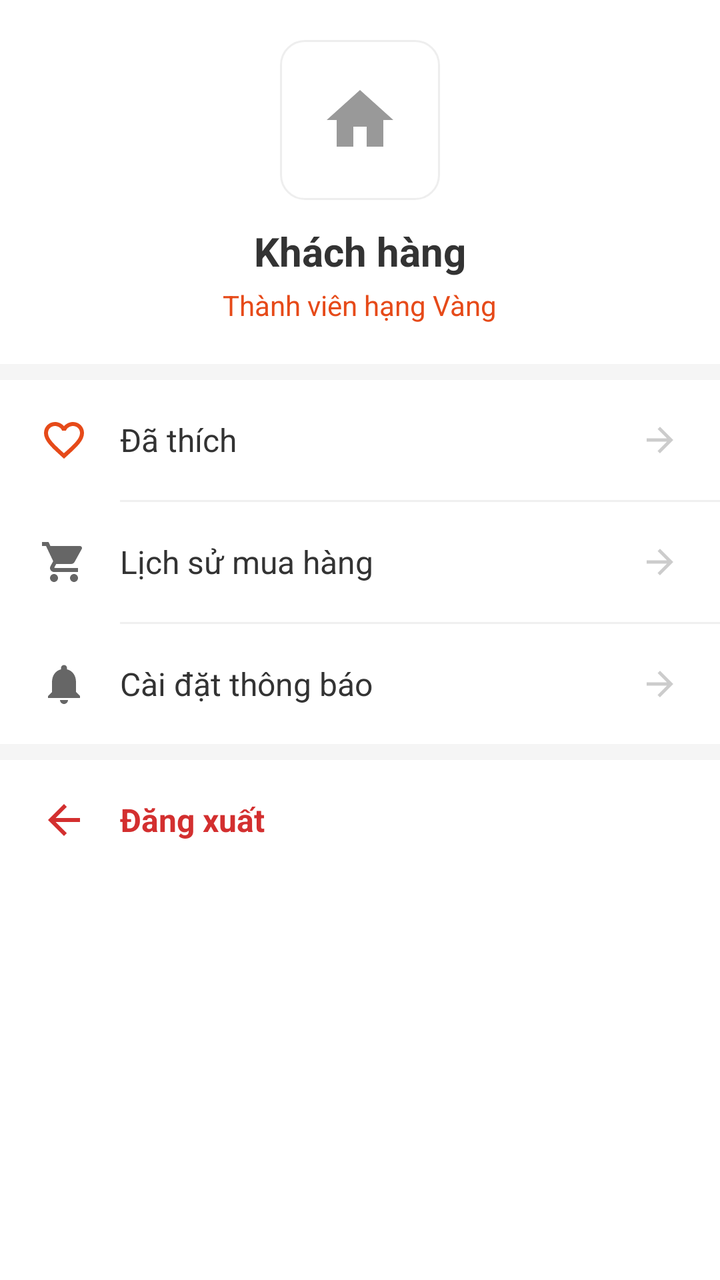
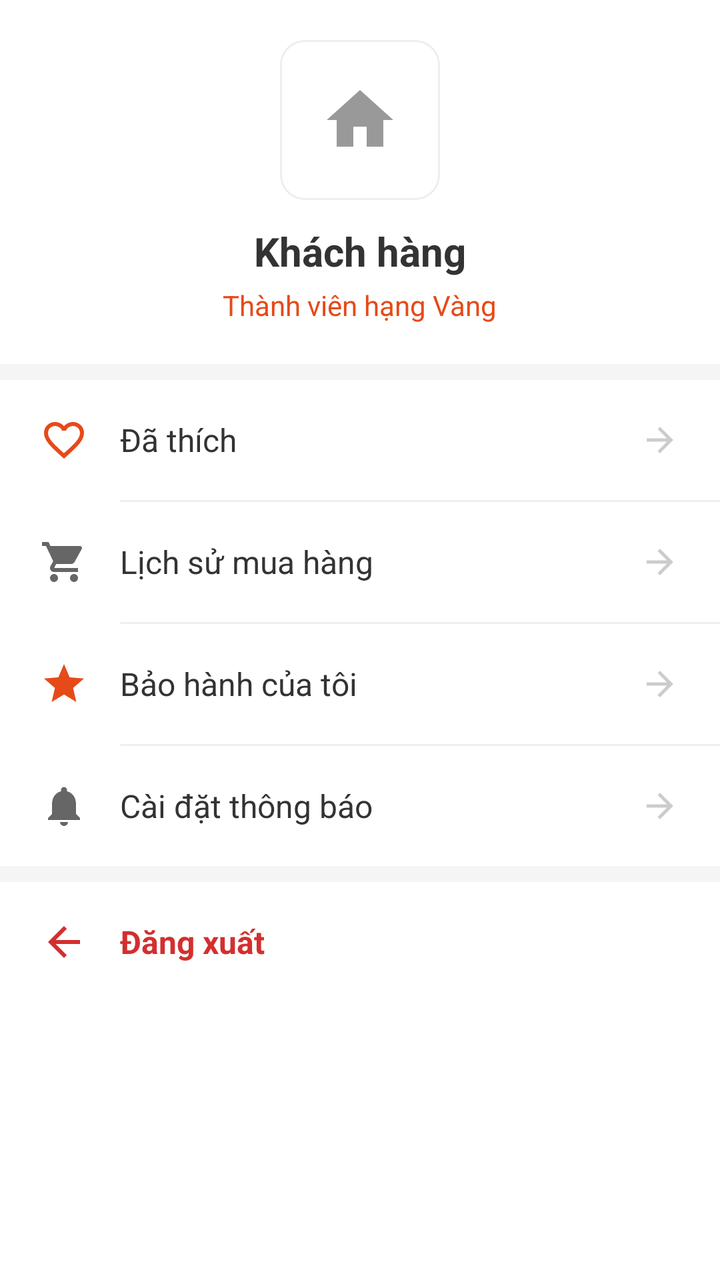

Two renders of the same Android screen: before a commit and after it. Below are the layout's source before the change and the commit's diff.
<!-- AndroidManifest.xml: application theme Theme.Buoi1 -->
<!-- res/layout/fragment_account.xml -->
<?xml version="1.0" encoding="utf-8"?>
<LinearLayout xmlns:android="http://schemas.android.com/apk/res/android"
    xmlns:app="http://schemas.android.com/apk/res-auto"
    android:layout_width="match_parent"
    android:layout_height="match_parent"
    android:background="@color/white"
    android:orientation="vertical">

    <LinearLayout
        android:layout_width="match_parent"
        android:layout_height="wrap_content"
        android:orientation="vertical"
        android:padding="20dp"
        android:gravity="center">

        
        <ImageView
            android:layout_width="80dp"
            android:layout_height="80dp"
            android:background="@drawable/bg_border_rounded"
            android:src="@drawable/ic_home"
            android:padding="20dp"
            app:tint="#999999" />

        <TextView
            android:id="@+id/tvAccountName"
            android:layout_width="wrap_content"
            android:layout_height="wrap_content"
            android:layout_marginTop="12dp"
            android:text="Khách hàng"
            android:textColor="#333333"
            android:textSize="20sp"
            android:textStyle="bold" />

        <TextView
            android:layout_width="wrap_content"
            android:layout_height="wrap_content"
            android:layout_marginTop="4dp"
            android:text="Thành viên hạng Vàng"
            android:textColor="#E64A19"
            android:textSize="14sp" />
    </LinearLayout>

    <View
        android:layout_width="match_parent"
        android:layout_height="8dp"
        android:background="#F5F5F5" />

    <LinearLayout
        android:layout_width="match_parent"
        android:layout_height="match_parent"
        android:orientation="vertical">

        
        <LinearLayout
            android:id="@+id/btnAccountFavorites"
            android:layout_width="match_parent"
            android:layout_height="60dp"
            android:background="?attr/selectableItemBackground"
            android:clickable="true"
            android:focusable="true"
            android:gravity="center_vertical"
            android:orientation="horizontal"
            android:paddingHorizontal="20dp">

            <ImageView
                android:layout_width="24dp"
                android:layout_height="24dp"
                android:src="@drawable/ic_heart_outline"
                app:tint="#E64A19" />

            <TextView
                android:layout_width="0dp"
                android:layout_height="wrap_content"
                android:layout_marginStart="16dp"
                android:layout_weight="1"
                android:text="Đã thích"
                android:textColor="#333333"
                android:textSize="16sp" />

            <ImageView
                android:layout_width="20dp"
                android:layout_height="20dp"
                android:src="@drawable/ic_back_arrow"
                android:rotation="180"
                app:tint="#CCCCCC" />
        </LinearLayout>

        <View
            android:layout_width="match_parent"
            android:layout_height="1dp"
            android:layout_marginStart="60dp"
            android:background="#F0F0F0" />
            
        <LinearLayout
            android:id="@+id/btnAccountOrderHistory"
            android:layout_width="match_parent"
            android:layout_height="60dp"
            android:background="?attr/selectableItemBackground"
            android:clickable="true"
            android:focusable="true"
            android:gravity="center_vertical"
            android:orientation="horizontal"
            android:paddingHorizontal="20dp">

            <ImageView
                android:layout_width="24dp"
                android:layout_height="24dp"
                android:src="@drawable/ic_cart"
                app:tint="#666666" />

            <TextView
                android:layout_width="0dp"
                android:layout_height="wrap_content"
                android:layout_marginStart="16dp"
                android:layout_weight="1"
                android:text="Lịch sử mua hàng"
                android:textColor="#333333"
                android:textSize="16sp" />

            <ImageView
                android:layout_width="20dp"
                android:layout_height="20dp"
                android:src="@drawable/ic_back_arrow"
                android:rotation="180"
                app:tint="#CCCCCC" />
        </LinearLayout>

        <View
            android:layout_width="match_parent"
            android:layout_height="1dp"
            android:layout_marginStart="60dp"
            android:background="#F0F0F0" />

        
        <LinearLayout
            android:layout_width="match_parent"
            android:layout_height="60dp"
            android:background="?attr/selectableItemBackground"
            android:clickable="true"
            android:focusable="true"
            android:gravity="center_vertical"
            android:orientation="horizontal"
            android:paddingHorizontal="20dp">

            <ImageView
                android:layout_width="24dp"
                android:layout_height="24dp"
                android:src="@drawable/ic_notification"
                app:tint="#666666" />

            <TextView
                android:layout_width="0dp"
                android:layout_height="wrap_content"
                android:layout_marginStart="16dp"
                android:layout_weight="1"
                android:text="Cài đặt thông báo"
                android:textColor="#333333"
                android:textSize="16sp" />

            <ImageView
                android:layout_width="20dp"
                android:layout_height="20dp"
                android:src="@drawable/ic_back_arrow"
                android:rotation="180"
                app:tint="#CCCCCC" />
        </LinearLayout>

        <View
            android:layout_width="match_parent"
            android:layout_height="8dp"
            android:background="#F5F5F5" />

        
        <LinearLayout
            android:id="@+id/btnAccountLogout"
            android:layout_width="match_parent"
            android:layout_height="60dp"
            android:background="?attr/selectableItemBackground"
            android:clickable="true"
            android:focusable="true"
            android:gravity="center_vertical"
            android:orientation="horizontal"
            android:paddingHorizontal="20dp">

            <ImageView
                android:layout_width="24dp"
                android:layout_height="24dp"
                android:src="@drawable/ic_back_arrow"
                app:tint="#D32F2F" />

            <TextView
                android:layout_width="0dp"
                android:layout_height="wrap_content"
                android:layout_marginStart="16dp"
                android:layout_weight="1"
                android:text="Đăng xuất"
                android:textColor="#D32F2F"
                android:textSize="16sp"
                android:textStyle="bold" />
        </LinearLayout>

    </LinearLayout>

</LinearLayout>
<!-- resources referenced by this layout -->
<resources>
  <color name="white">#FFFFFFFF</color>
  <!-- drawable bg_border_rounded (drawable) -->
  <?xml version="1.0" encoding="utf-8"?>
  <shape xmlns:android="http://schemas.android.com/apk/res/android"
      android:shape="rectangle">
      <solid android:color="@color/white" />
      <stroke android:width="1dp" android:color="#EEEEEE" />
      <corners android:radius="12dp" />
  </shape>
  <!-- drawable ic_back_arrow (drawable) -->
  <vector xmlns:android="http://schemas.android.com/apk/res/android"
      android:width="24dp"
      android:height="24dp"
      android:viewportWidth="24"
      android:viewportHeight="24">
    <path
        android:fillColor="#000000"
        android:pathData="M20,11H7.83l5.59,-5.59L12,4l-8,8 8,8 1.41,-1.41L7.83,13H20v-2z"/>
  </vector>
  <!-- drawable ic_cart (drawable) -->
  <vector xmlns:android="http://schemas.android.com/apk/res/android"
      android:width="24dp"
      android:height="24dp"
      android:viewportWidth="24"
      android:viewportHeight="24"
      android:tint="?attr/colorControlNormal">
    <path
        android:fillColor="@android:color/white"
        android:pathData="M7,18c-1.1,0 -1.99,0.9 -1.99,2S5.9,22 7,22s2,-0.9 2,-2 -0.9,-2 -2,-2zM1,2v2h2l3.6,7.59 -1.35,2.45c-0.16,0.28 -0.25,0.61 -0.25,0.96 0,1.1 0.9,2 2,2h12v-2H7.42c-0.14,0 -0.25,-0.11 -0.25,-0.25l0.03,-0.12 0.9,-1.63h7.45c0.75,0 1.41,-0.41 1.75,-1.03l3.58,-6.49c0.08,-0.14 0.12,-0.31 0.12,-0.48 0,-0.55 -0.45,-1 -1,-1H5.21l-0.94,-2H1zM17,18c-1.1,0 -1.99,0.9 -1.99,2s0.89,2 1.99,2 2,-0.9 2,-2 -0.9,-2 -2,-2z"/>
  </vector>
  <!-- drawable ic_heart_outline (drawable) -->
  <vector xmlns:android="http://schemas.android.com/apk/res/android"
      android:width="24dp"
      android:height="24dp"
      android:viewportWidth="24"
      android:viewportHeight="24">
    <path
        android:fillColor="#000000"
        android:pathData="M16.5,3c-1.74,0 -3.41,0.81 -4.5,2.09C10.91,3.81 9.24,3 7.5,3 4.42,3 2,5.42 2,8.5c0,3.78 3.4,6.86 8.55,11.54L12,21.35l1.45,-1.32C18.6,15.36 22,12.28 22,8.5 22,5.42 19.58,3 16.5,3zM12.1,18.55l-0.1,0.1 -0.1,-0.1C7.14,14.24 4,11.39 4,8.5 4,6.5 5.5,5 7.5,5c1.54,0 3.04,0.99 3.57,2.36h1.87C13.46,5.99 14.96,5 16.5,5c2,0 3.5,1.5 3.5,3.5 0,2.89 -3.14,5.74 -8,10.05z"/>
  </vector>
  <!-- drawable ic_home (drawable) -->
  <vector xmlns:android="http://schemas.android.com/apk/res/android"
      android:width="24dp"
      android:height="24dp"
      android:viewportWidth="24"
      android:viewportHeight="24"
      android:tint="?attr/colorControlNormal">
    <path
        android:fillColor="@android:color/white"
        android:pathData="M10,20v-6h4v6h5v-8h3L12,3 2,12h3v8z"/>
  </vector>
  <!-- drawable ic_notification (drawable) -->
  <vector xmlns:android="http://schemas.android.com/apk/res/android"
      android:width="24dp"
      android:height="24dp"
      android:viewportWidth="24"
      android:viewportHeight="24"
      android:tint="?attr/colorControlNormal">
    <path
        android:fillColor="@android:color/white"
        android:pathData="M12,22c1.1,0 2,-0.9 2,-2h-4c0,1.1 0.9,2 2,2zM18,16v-5c0,-3.07 -1.63,-5.64 -4.5,-6.32V4c0,-0.83 -0.67,-1.5 -1.5,-1.5s-1.5,0.67 -1.5,1.5v0.68C7.64,5.36 6,7.92 6,11v5l-2,2v1h16v-1l-2,-2z"/>
  </vector>
  <style name="Theme.Buoi1" parent="Base.Theme.Buoi1" />
  <style name="Base.Theme.Buoi1" parent="Theme.Material3.DayNight.NoActionBar">
          
          <item name="colorPrimary">@color/colorPrimary</item>
          <item name="colorSecondary">@color/colorPrimary</item>
          <item name="colorPrimaryVariant">@color/colorButtonLight</item>
      </style>
  <color name="colorPrimary">#E64A19</color>
  <color name="colorButtonLight">#FF8A65</color>
</resources>

<!-- the commit's change to res/layout/fragment_account.xml (unified diff, before → after) -->
@@ -134,6 +134,47 @@
 
         
         <LinearLayout
+            android:id="@+id/btnAccountWarranty"
+            android:layout_width="match_parent"
+            android:layout_height="60dp"
+            android:background="?attr/selectableItemBackground"
+            android:clickable="true"
+            android:focusable="true"
+            android:gravity="center_vertical"
+            android:orientation="horizontal"
+            android:paddingHorizontal="20dp">
+
+            <ImageView
+                android:layout_width="24dp"
+                android:layout_height="24dp"
+                android:src="@drawable/ic_star_filled"
+                app:tint="#E64A19" />
+
+            <TextView
+                android:layout_width="0dp"
+                android:layout_height="wrap_content"
+                android:layout_marginStart="16dp"
+                android:layout_weight="1"
+                android:text="Bảo hành của tôi"
+                android:textColor="#333333"
+                android:textSize="16sp" />
+
+            <ImageView
+                android:layout_width="20dp"
+                android:layout_height="20dp"
+                android:src="@drawable/ic_back_arrow"
+                android:rotation="180"
+                app:tint="#CCCCCC" />
+        </LinearLayout>
+
+        <View
+            android:layout_width="match_parent"
+            android:layout_height="1dp"
+            android:layout_marginStart="60dp"
+            android:background="#F0F0F0" />
+
+        
+        <LinearLayout
             android:layout_width="match_parent"
             android:layout_height="60dp"
             android:background="?attr/selectableItemBackground"
<!-- resource entries referenced after the edit -->
@@ -62,6 +62,16 @@
         android:fillColor="@android:color/white"
         android:pathData="M12,22c1.1,0 2,-0.9 2,-2h-4c0,1.1 0.9,2 2,2zM18,16v-5c0,-3.07 -1.63,-5.64 -4.5,-6.32V4c0,-0.83 -0.67,-1.5 -1.5,-1.5s-1.5,0.67 -1.5,1.5v0.68C7.64,5.36 6,7.92 6,11v5l-2,2v1h16v-1l-2,-2z"/>
   </vector>
+  <!-- drawable ic_star_filled (drawable) -->
+  <vector xmlns:android="http://schemas.android.com/apk/res/android"
+      android:width="24dp"
+      android:height="24dp"
+      android:viewportWidth="24"
+      android:viewportHeight="24">
+    <path
+        android:fillColor="#FFC107"
+        android:pathData="M12,17.27L18.18,21l-1.64,-7.03L22,9.24l-7.19,-0.61L12,2 9.19,8.63 2,9.24l5.46,4.73L5.82,21z"/>
+  </vector>
   <style name="Theme.Buoi1" parent="Base.Theme.Buoi1" />
   <style name="Base.Theme.Buoi1" parent="Theme.Material3.DayNight.NoActionBar">
           
